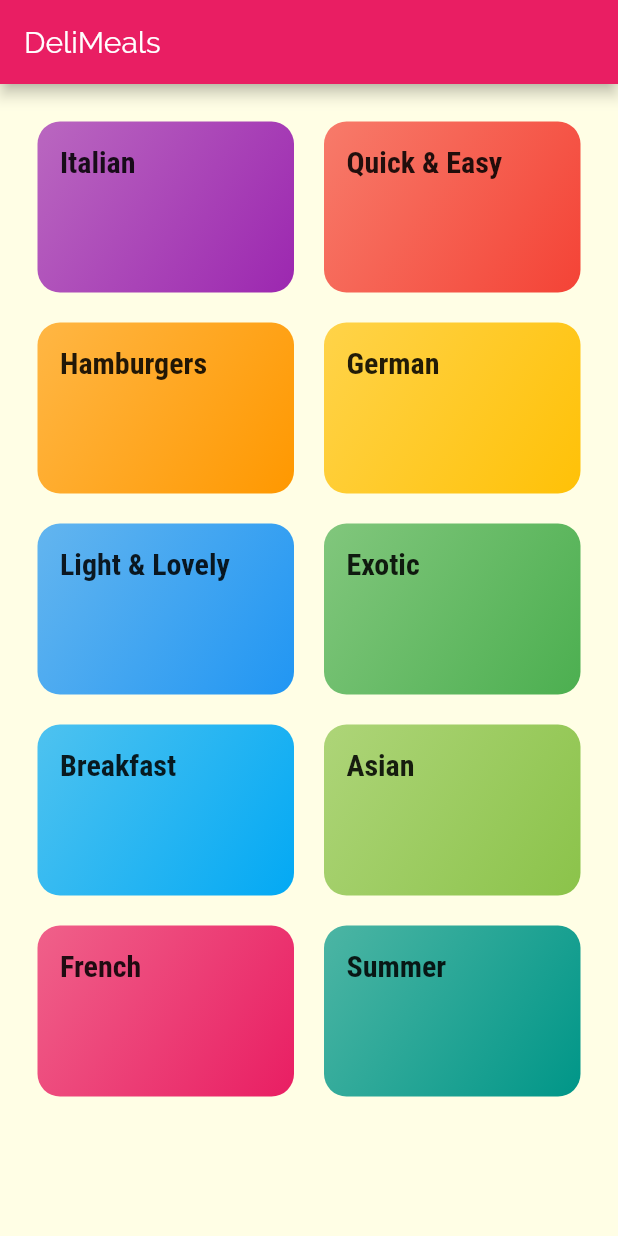
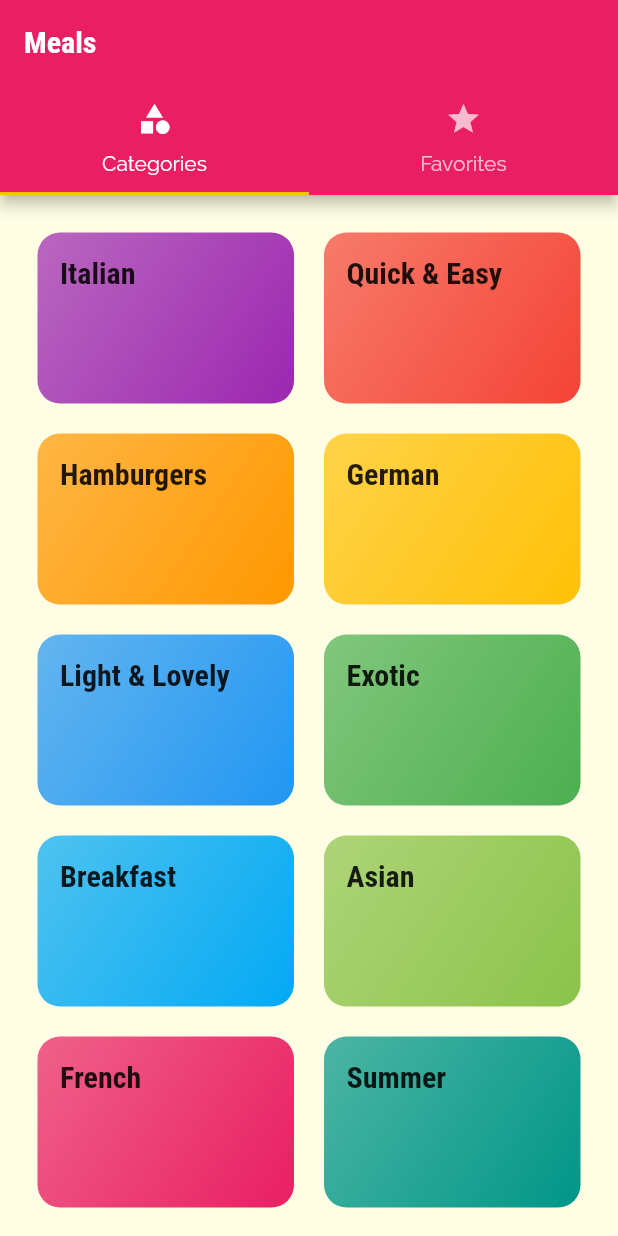
Before and after one commit to neo-deus/Meals-App, a Flutter app: the screen it shows after launch, on a phone screen of 412 x 824 dp. Run offline on Flutter 3.47's test engine with Material 2 defaults, Android fonts, the phone set to English and light mode, and no system bars.

Commit message:
added tabs_screen.dart

```diff
--- a/lib/main.dart
+++ b/lib/main.dart
@@ -1,6 +1,7 @@
 import 'package:flutter/material.dart';
+
+import './screens/tabs_screen.dart';
 import 'screens/meal_detail_screen.dart';
-
 import 'screens/category_meals_screen.dart';
 import 'screens/categories_screen.dart';
 
@@ -35,10 +36,12 @@ class MyApp extends StatelessWidget {
               ),
             ),
       ),
-      home: CategoriesScreen(),
-      //initialRoute: '/',      if u want to start the app at a diff page, this is the way
+      home: TabsScreen(),
+      initialRoute:
+          '/', // if u want to start the app at a diff page, this is the way(default is '/')
       routes: {
-        //'/': (ctx) => CategoriesScreen(), this is another way of declaring the homepage
+        //'/': (ctx) => TabsScreen(), //this is another way of declaring the homepage
+        //if home: is used then this route can't be used
         '/category-meals': (ctx) => CategoryMealsScreen(),
         //CategoryMealsScreen.routeName: (ctx) => CategoryMealsScreen(),  //use this if u r using static const
         MealDetailScreen.routeName: (ctx) => MealDetailScreen(),
--- a/lib/screens/categories_screen.dart
+++ b/lib/screens/categories_screen.dart
@@ -6,16 +6,7 @@ import '../widgets/category_item.dart';
 class CategoriesScreen extends StatelessWidget {
   @override
   Widget build(BuildContext context) {
-    return Scaffold(
-      appBar: AppBar(
-        title: const Text(
-          'DeliMeals',
-          style: TextStyle(fontSize: 20, color: Colors.white),
-        ),
-        titleTextStyle: Theme.of(context).textTheme.bodyLarge,
-        backgroundColor: Theme.of(context).primaryColor,
-      ),
-      body: GridView(
+    return GridView(
       padding: const EdgeInsets.all(25),
       gridDelegate: const SliverGridDelegateWithMaxCrossAxisExtent(
         maxCrossAxisExtent: 200,
@@ -32,7 +23,6 @@ class CategoriesScreen extends StatelessWidget {
             ),
           )
           .toList(),
-      ),
     );
   }
 }
--- /dev/null
+++ b/lib/screens/favorites_screen.dart
@@ -0,0 +1,12 @@
+import 'package:flutter/material.dart';
+
+class FavoritesScreen extends StatelessWidget {
+  const FavoritesScreen({super.key});
+
+  @override
+  Widget build(BuildContext context) {
+    return Center(
+      child: Text('Meals'),
+    );
+  }
+}
--- /dev/null
+++ b/lib/screens/tabs_screen.dart
@@ -0,0 +1,46 @@
+import 'package:flutter/material.dart';
+
+import './categories_screen.dart';
+import './favorites_screen.dart';
+
+class TabsScreen extends StatefulWidget {
+  @override
+  State<TabsScreen> createState() => _TabsScreenState();
+}
+
+class _TabsScreenState extends State<TabsScreen> {
+  @override
+  Widget build(BuildContext context) {
+    return DefaultTabController(
+      //DefaultTabController automatically connected with the TabBar and TabBarView internally by Flutter, and it manages which page to show based on the Tab
+      length: 2,
+      //initialIndex: 0,  //default is 0, using this u can fix the page on which the app should first start
+      child: Scaffold(
+        appBar: AppBar(
+          title: Text('Meals'),
+          backgroundColor: Theme.of(context).primaryColor,
+          bottom: TabBar(
+            indicatorColor: Theme.of(context).colorScheme.secondary,
+            tabs: [
+              Tab(
+                icon: Icon(Icons.category),
+                text: 'Categories',
+              ),
+              Tab(
+                icon: Icon(Icons.star),
+                text: 'Favorites',
+              ),
+            ],
+          ),
+        ),
+        body: TabBarView(
+          //No. of children in TabBarView should be same as no. of Tabs in TabBar
+          children: [
+            CategoriesScreen(),
+            FavoritesScreen(),
+          ],
+        ),
+      ),
+    );
+  }
+}
```
Lines whose indentation alone changed are shown as unchanged.
